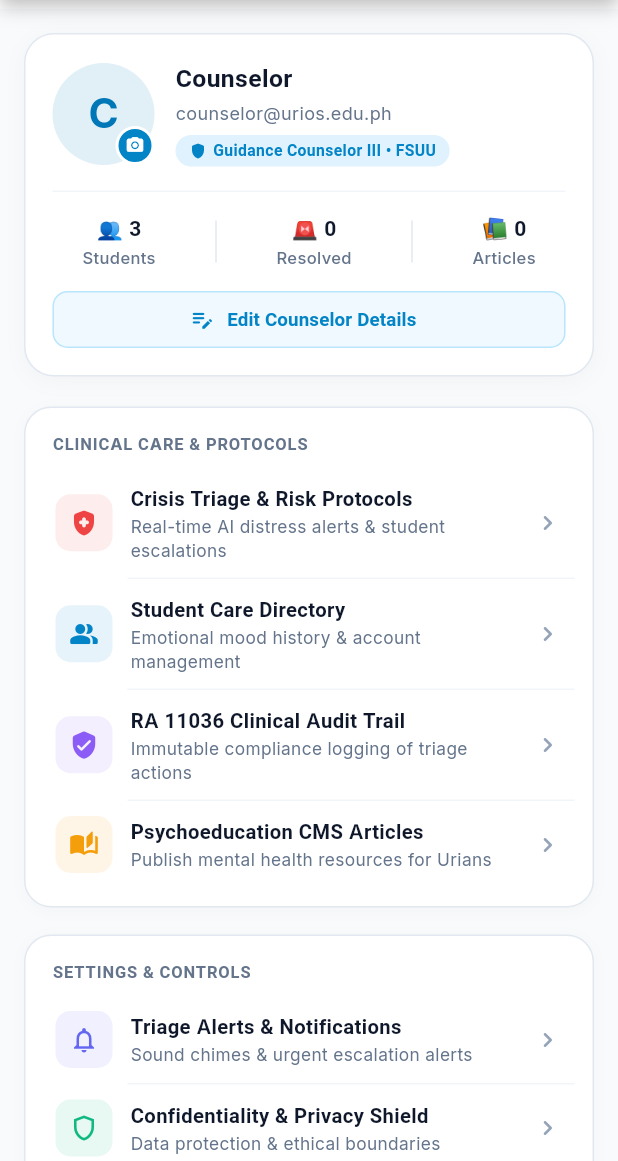
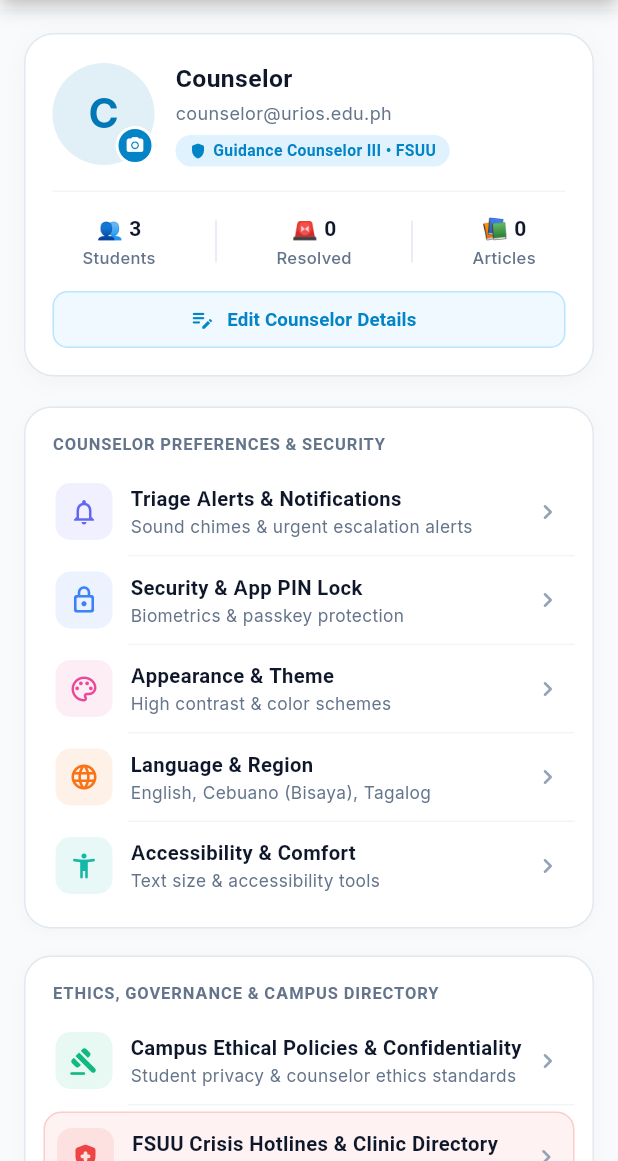
Before and after one commit to devbalbuena/Kausap-AI, a Flutter app: the CounselorProfileScreen screen opened directly, on a phone screen of 412 x 824 dp, the part 75-1236 px from its top. Run offline on Flutter 3.47's test engine with Material 3 defaults, Android fonts, the phone set to English and light mode, and no system bars; our stand-ins replace cached_network_image, confetti, connectivity_plus, fl_chart, flutter_secure_storage, google_fonts and 4 more; missing offline and left inert: dart:js; accounts and stored records are empty; network calls fail; Roboto replaces fonts that are missing (Poppins).

Commit message:
fix(counselor): polish counselor profile screen, remove redundant bottom-nav duplicates, and streamline settings sections

```diff
--- a/mobile/lib/screens/counselor/counselor_profile_screen.dart
+++ b/mobile/lib/screens/counselor/counselor_profile_screen.dart
@@ -16,7 +16,6 @@ import '../settings/language_settings_screen.dart';
 import '../settings/notification_settings_screen.dart';
 import '../settings/security_screen.dart';
 import '../settings/privacy_screen.dart';
-import '../settings/privacy_center_screen.dart';
 import '../settings/about_screen.dart';
 import '../crisis/crisis_resources_sheet.dart';
 import '../profile/edit_profile_screen.dart';
@@ -177,60 +176,9 @@ class _CounselorProfileScreenState extends State<CounselorProfileScreen> {
               ),
               const SizedBox(height: 20),
 
-              // ── 2. Clinical Care & Campus Protocols ────────────────────────
+              // ── 2. Counselor Preferences & Security ───────────────────────
               _buildSectionContainer(
-                title: 'CLINICAL CARE & PROTOCOLS',
-                children: [
-                  _buildListItem(
-                    icon: Icons.health_and_safety_rounded,
-                    iconColor: const Color(0xFFEF4444),
-                    title: 'Crisis Triage & Risk Protocols',
-                    subtitle: 'Real-time AI distress alerts & student escalations',
-                    onTap: () {
-                      HapticService.lightTap();
-                      Navigator.pop(context);
-                    },
-                  ),
-                  _buildDivider(),
-                  _buildListItem(
-                    icon: Icons.people_alt_rounded,
-                    iconColor: const Color(0xFF0284C7),
-                    title: 'Student Care Directory',
-                    subtitle: 'Emotional mood history & account management',
-                    onTap: () {
-                      HapticService.lightTap();
-                      Navigator.pop(context);
-                    },
-                  ),
-                  _buildDivider(),
-                  _buildListItem(
-                    icon: Icons.verified_user_rounded,
-                    iconColor: const Color(0xFF8B5CF6),
-                    title: 'RA 11036 Clinical Audit Trail',
-                    subtitle: 'Immutable compliance logging of triage actions',
-                    onTap: () {
-                      HapticService.lightTap();
-                      Navigator.pop(context);
-                    },
-                  ),
-                  _buildDivider(),
-                  _buildListItem(
-                    icon: Icons.auto_stories_rounded,
-                    iconColor: const Color(0xFFF59E0B),
-                    title: 'Psychoeducation CMS Articles',
-                    subtitle: 'Publish mental health resources for Urians',
-                    onTap: () {
-                      HapticService.lightTap();
-                      Navigator.pop(context);
-                    },
-                  ),
-                ],
-              ),
-              const SizedBox(height: 18),
-
-              // ── 3. Counselor Settings & Controls ───────────────────────────
-              _buildSectionContainer(
-                title: 'SETTINGS & CONTROLS',
+                title: 'COUNSELOR PREFERENCES & SECURITY',
                 children: [
                   _buildListItem(
                     icon: Icons.notifications_outlined,
@@ -240,17 +188,6 @@ class _CounselorProfileScreenState extends State<CounselorProfileScreen> {
                     onTap: () {
                       HapticService.lightTap();
                       Navigator.push(context, slideRoute(const NotificationSettingsScreen()));
-                    },
-                  ),
-                  _buildDivider(),
-                  _buildListItem(
-                    icon: Icons.shield_outlined,
-                    iconColor: const Color(0xFF10B981),
-                    title: 'Confidentiality & Privacy Shield',
-                    subtitle: 'Data protection & ethical boundaries',
-                    onTap: () {
-                      HapticService.lightTap();
-                      Navigator.push(context, slideRoute(const PrivacyCenterScreen()));
                     },
                   ),
                   _buildDivider(),
@@ -297,27 +234,27 @@ class _CounselorProfileScreenState extends State<CounselorProfileScreen> {
                       Navigator.push(context, slideRoute(const AccessibilitySettingsScreen()));
                     },
                   ),
-                  _buildDivider(),
+                ],
+              ),
+              const SizedBox(height: 18),
+
+              // ── 3. Ethics, Governance & Campus Directory ───────────────────
+              _buildSectionContainer(
+                title: 'ETHICS, GOVERNANCE & CAMPUS DIRECTORY',
+                children: [
                   _buildListItem(
                     icon: Icons.gavel_rounded,
-                    iconColor: const Color(0xFF64748B),
-                    title: 'Campus Ethical Policies & RA 11036',
-                    subtitle: 'Philippine Mental Health Law compliance',
+                    iconColor: const Color(0xFF10B981),
+                    title: 'Campus Ethical Policies & Confidentiality',
+                    subtitle: 'Student privacy & counselor ethics standards',
                     onTap: () {
                       HapticService.lightTap();
                       Navigator.push(context, slideRoute(const PrivacyScreen()));
                     },
                   ),
-                ],
-              ),
-              const SizedBox(height: 18),
-
-              // ── 4. Campus Emergency & Support ──────────────────────────────
-              _buildSectionContainer(
-                title: 'CAMPUS SUPPORT & DIRECTORY',
-                children: [
+                  _buildDivider(),
                   Container(
-                    margin: const EdgeInsets.only(bottom: 6),
+                    margin: const EdgeInsets.only(top: 4, bottom: 4),
                     decoration: BoxDecoration(
                       color: const Color(0xFFFEF2F2),
                       borderRadius: BorderRadius.circular(12),
```
